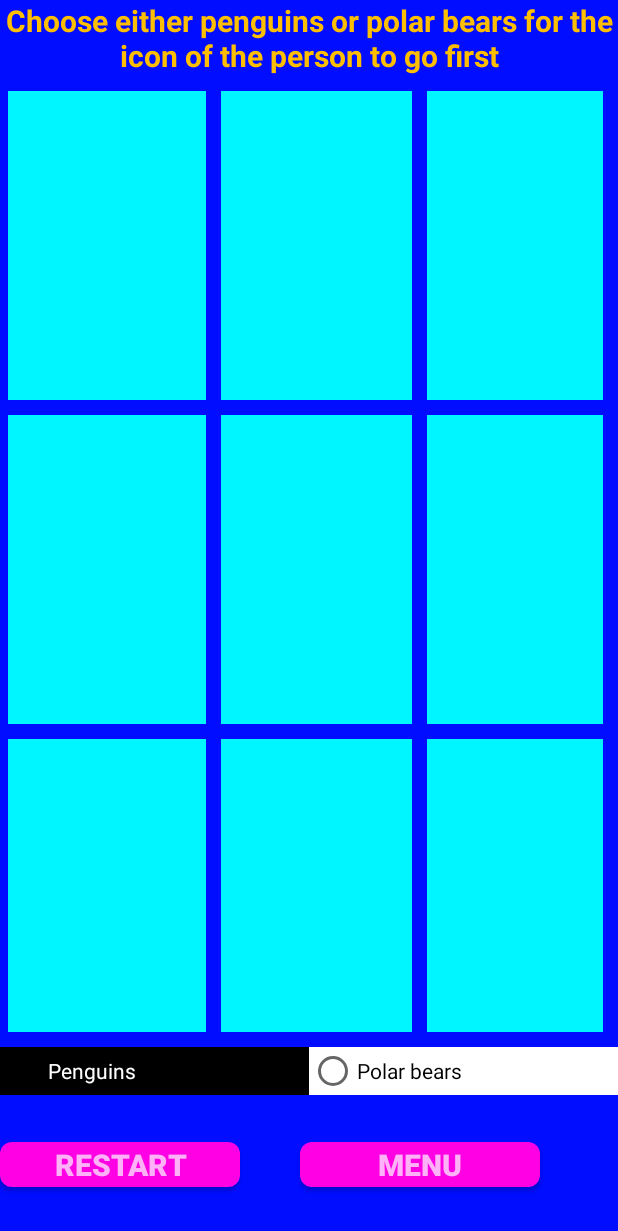
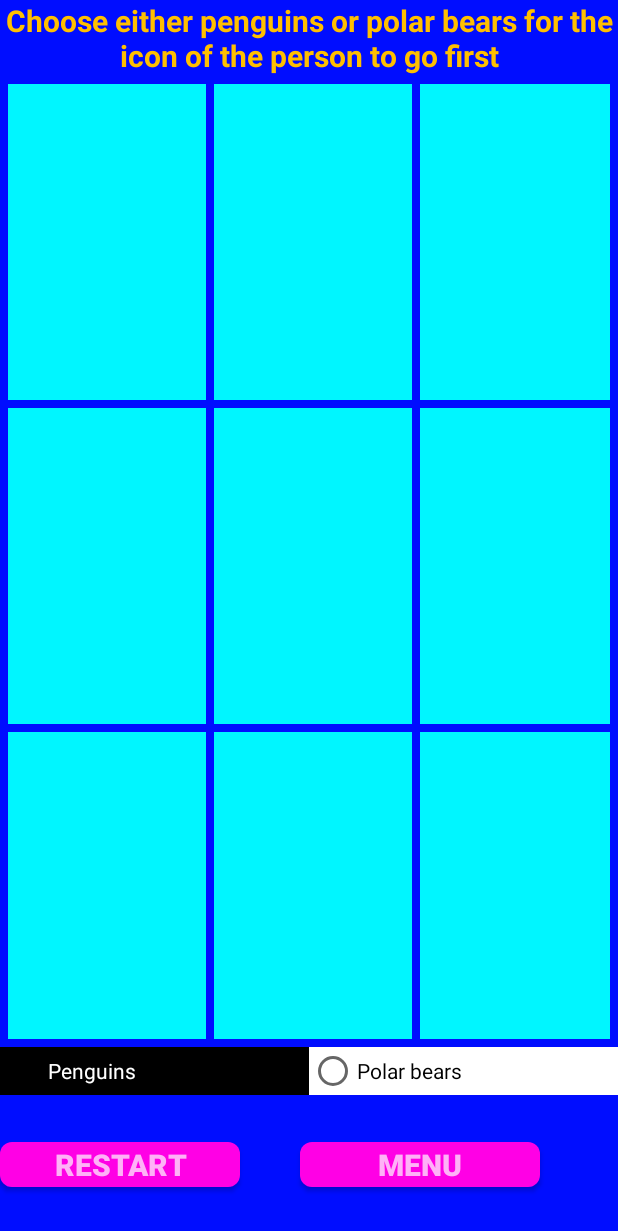
Before and after one commit to Vladislav0306/polar_tic_tac_toe, an Android app: the SinglePlayer screen opened directly, with no data from a screen before it, on a phone screen of 412 x 824 dp. Shown: the top 1231 px of the screen. Run offline under Robolectric (Android 15) with nearby library versions, the phone set to English and light mode, and no system bars.

Commit message:
Squares top

```diff
--- a/app/src/main/res/layout/activity_single_player.xml
+++ b/app/src/main/res/layout/activity_single_player.xml
@@ -47,7 +47,7 @@
                 android:layout_width="match_parent"
                 android:layout_height="match_parent"
                 android:layout_marginLeft="5dp"
-                android:layout_marginTop="10dp"
+                android:layout_marginTop="5dp"
                 android:layout_weight="1"
                 android:background="#FF00F6FF"
                 android:clickable="true" />
@@ -55,17 +55,17 @@
                 android:id="@+id/button1"
                 android:layout_width="match_parent"
                 android:layout_height="match_parent"
-                android:layout_marginLeft="10dp"
-                android:layout_marginTop="10dp"
+                android:layout_marginLeft="5dp"
+                android:layout_marginTop="5dp"
                 android:layout_weight="1"
                 android:background="#FF00F6FF" />
             <ImageButton
                 android:id="@+id/button2"
                 android:layout_width="match_parent"
                 android:layout_height="match_parent"
-                android:layout_marginLeft="10dp"
-                android:layout_marginRight="10dp"
-                android:layout_marginTop="10dp"
+                android:layout_marginLeft="5dp"
+                android:layout_marginRight="5dp"
+                android:layout_marginTop="5dp"
                 android:layout_weight="1"
                 android:background="#FF00F6FF" />
 
@@ -87,24 +87,24 @@
                 android:layout_width="match_parent"
                 android:layout_height="match_parent"
                 android:layout_marginLeft="5dp"
-                android:layout_marginTop="10dp"
+                android:layout_marginTop="5dp"
                 android:layout_weight="1"
                 android:background="#FF00F6FF" />
             <ImageButton
                 android:id="@+id/button4"
                 android:layout_width="match_parent"
                 android:layout_height="match_parent"
-                android:layout_marginLeft="10dp"
-                android:layout_marginTop="10dp"
+                android:layout_marginLeft="5dp"
+                android:layout_marginTop="5dp"
                 android:layout_weight="1"
                 android:background="#FF00F6FF" />
             <ImageButton
                 android:id="@+id/button5"
                 android:layout_width="match_parent"
                 android:layout_height="match_parent"
-                android:layout_marginLeft="10dp"
-                android:layout_marginRight="10dp"
-                android:layout_marginTop="10dp"
+                android:layout_marginLeft="5dp"
+                android:layout_marginRight="5dp"
+                android:layout_marginTop="5dp"
                 android:layout_weight="1"
                 android:background="#FF00F6FF" />
         </LinearLayout>
@@ -124,9 +124,9 @@
                 android:id="@+id/button6"
                 android:layout_width="match_parent"
                 android:layout_height="match_parent"
-                android:layout_marginBottom="10dp"
+                android:layout_marginBottom="5dp"
                 android:layout_marginLeft="5dp"
-                android:layout_marginTop="10dp"
+                android:layout_marginTop="5dp"
                 android:layout_weight="1"
                 android:background="#FF00F6FF" />
 
@@ -134,9 +134,9 @@
                 android:id="@+id/button7"
                 android:layout_width="match_parent"
                 android:layout_height="match_parent"
-                android:layout_marginBottom="10dp"
-                android:layout_marginLeft="10dp"
-                android:layout_marginTop="10dp"
+                android:layout_marginBottom="5dp"
+                android:layout_marginLeft="5dp"
+                android:layout_marginTop="5dp"
                 android:layout_weight="1"
                 android:background="#FF00F6FF" />
 
@@ -144,10 +144,10 @@
                 android:id="@+id/button8"
                 android:layout_width="match_parent"
                 android:layout_height="match_parent"
-                android:layout_marginBottom="10dp"
-                android:layout_marginLeft="10dp"
-                android:layout_marginRight="10dp"
-                android:layout_marginTop="10dp"
+                android:layout_marginBottom="5dp"
+                android:layout_marginLeft="5dp"
+                android:layout_marginRight="5dp"
+                android:layout_marginTop="5dp"
                 android:layout_weight="1"
                 android:background="#FF00F6FF" />
         </LinearLayout>
```
Also changed, not shown: app/src/main/res/layout/activity_multi_player.xml (+18 -18 lines).
